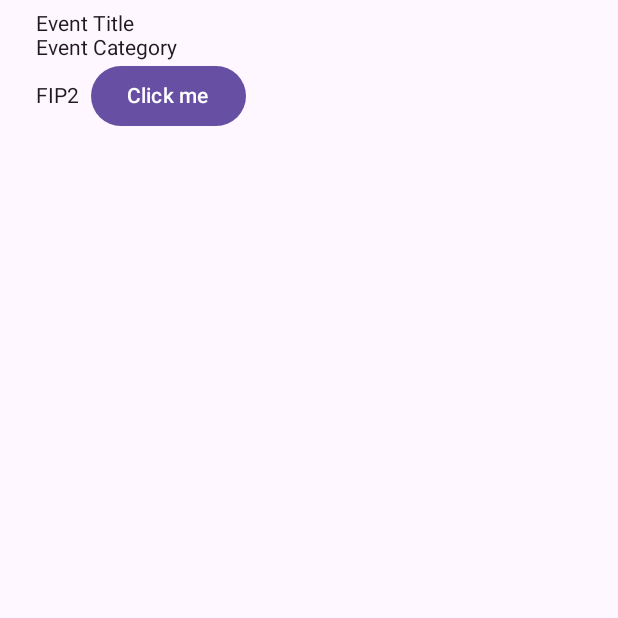
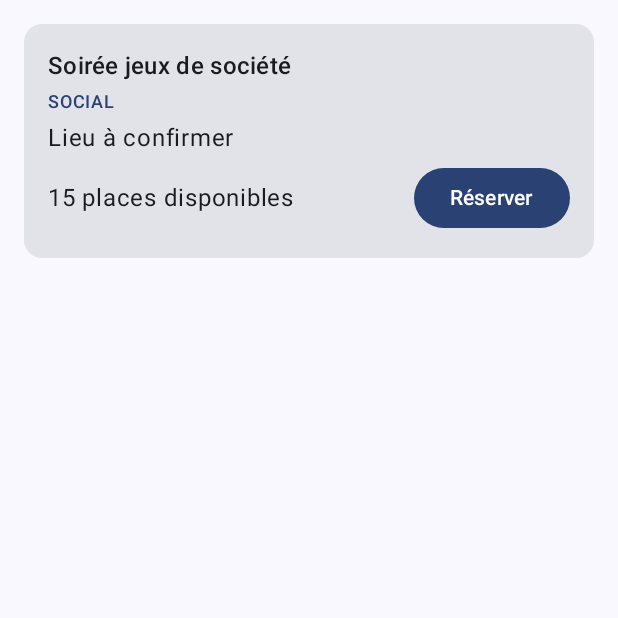
Before and after one commit to meryem071/campus, an Android app built with Jetpack Compose: the screen it shows after launch (MainActivity), on a phone screen of 412 x 824 dp, the top half of it. Run offline under Robolectric (Android 15) with nearby library versions, the phone set to English and light mode, and no system bars; libraries missing offline, so code that uses them is left out: androidx.navigationevent.compose.

Commit message:
data class Event + EventCard

```diff
--- a/app/src/main/java/fr/projetmobilecnam/campus/MainActivity.kt
+++ b/app/src/main/java/fr/projetmobilecnam/campus/MainActivity.kt
@@ -22,7 +22,9 @@ import androidx.compose.ui.Modifier
 import androidx.compose.ui.tooling.preview.Preview
 import androidx.compose.ui.unit.dp
 import androidx.navigationevent.compose.rememberNavigationEventDispatcherOwner
+import fr.projetmobilecnam.campus.model.sampleEvents
 import fr.projetmobilecnam.campus.ui.theme.CampusTheme
+import fr.projetmobilecnam.campus.ui.theme.EventCard
 
 
 private const val TAG = "Campus"
@@ -32,20 +34,23 @@ class MainActivity : ComponentActivity() {
         super.onCreate(savedInstanceState)
         enableEdgeToEdge()
         setContent {
-            Scaffold(modifier = Modifier.fillMaxSize()) { //avec scaffold on a innerPadding qui tient compte de la barre detat avec enableEdgeToEdge() donc pas besoin de statusBarsPadding()
-                    innerPadding ->
-                Column(
-                    modifier = Modifier.padding(innerPadding).padding(start = 24.dp, top = 8.dp)
-                ) {
-                    EventHeader("Event Title", "Event Category", null)
-                    MyFirstRow()
+            CampusTheme {
+                //tout ce qui a en-dessous va passer dans EventListScreen
+                Scaffold(modifier = Modifier.fillMaxSize()) { innerPadding ->
+                    EventCard(
+                        event = sampleEvents[3],
+                        onClick = { Log.d(TAG, "Ouvrir ${sampleEvents[3].id}") },
+                        onBook = { Log.d(TAG, "Réserver ${sampleEvents[3].id}") },
+                        modifier = Modifier.padding(innerPadding).padding(16.dp)
+                    )
                 }
             }
         }
     }
 }
 
-@Composable
+//exo en classe seance precedente
+/*@Composable
 fun EventHeader(title: String, category: String, location: String?, modifier: Modifier = Modifier) {
     Column(modifier = modifier) { //padding, start : espace entre le bord gauche du texte
         Text(title)
@@ -87,4 +92,4 @@ fun MyFirstRowPreview(){
     CampusTheme { //pour utiliser les mêmes couleurs et typo de l'app
         MyFirstRow()
     }
-}
+}*/
--- /dev/null
+++ b/app/src/main/java/fr/projetmobilecnam/campus/model/Event.kt
@@ -0,0 +1,17 @@
+package fr.projetmobilecnam.campus.model
+
+data class Event(
+    val id: Int,
+    val title: String,
+    val category: String,
+    val location: String?,
+    val capacity: Int
+)
+
+val sampleEvents = listOf(
+    Event(1, "Conférence Kotlin", "TECH", "Salle 204", 40),
+    Event(2, "Atelier Compose", "TECH", "Amphi B", 1),
+    Event(3, "Tournoi de football", "SPORT", "Gymnase Nord", 22),
+    Event(4, "Soirée jeux de société", "SOCIAL", null, 15),
+    Event(5, "Forum des entreprises", "CARRIÈRE", "Hall principal", 0)
+)
--- /dev/null
+++ b/app/src/main/java/fr/projetmobilecnam/campus/ui/theme/EventCard.kt
@@ -0,0 +1,92 @@
+package fr.projetmobilecnam.campus.ui.theme
+
+import androidx.compose.foundation.layout.Arrangement
+import androidx.compose.foundation.layout.Column
+import androidx.compose.foundation.layout.Row
+import androidx.compose.foundation.layout.fillMaxWidth
+import androidx.compose.foundation.layout.padding
+import androidx.compose.material3.Button
+import androidx.compose.material3.Card
+import androidx.compose.material3.MaterialTheme
+import androidx.compose.material3.Text
+import androidx.compose.runtime.Composable
+import androidx.compose.ui.Alignment
+import androidx.compose.ui.Modifier
+import androidx.compose.ui.res.pluralStringResource
+import androidx.compose.ui.res.stringResource
+import androidx.compose.ui.text.style.TextOverflow
+import androidx.compose.ui.tooling.preview.Preview
+import androidx.compose.ui.unit.dp
+import fr.projetmobilecnam.campus.R
+import fr.projetmobilecnam.campus.model.Event
+import fr.projetmobilecnam.campus.model.sampleEvents
+import fr.projetmobilecnam.campus.ui.theme.CampusTheme
+
+
+/*contient le composable qui dessine un seul evenement sous forme de carte,
+la liste affichera une EventCard par evenement.*/
+@Composable
+fun EventCard(
+    event: Event,
+    onClick: () -> Unit, //si on clique sur la carte le parent qui va decider
+    onBook: () -> Unit,
+    modifier: Modifier = Modifier //taille et marge decidé par lappelant
+) {
+    val isFull = event.capacity == 0
+
+    Card(onClick = onClick, modifier = modifier.fillMaxWidth()) {
+        Column(
+            modifier = Modifier.padding(16.dp),
+            verticalArrangement = Arrangement.spacedBy(4.dp)
+        ) {
+            Text( //le titre
+                text = event.title,
+                style = MaterialTheme.typography.titleMedium,
+                maxLines = 1,
+                overflow = TextOverflow.Ellipsis
+            )
+            Text( //la categorie
+                text = event.category,
+                style = MaterialTheme.typography.labelMedium,
+                color = MaterialTheme.colorScheme.primary
+            )
+            //le lieu
+            Text(event.location ?: stringResource(R.string.location_tbd))
+
+            Row(
+                modifier = Modifier.fillMaxWidth(),
+                horizontalArrangement = Arrangement.SpaceBetween,
+                verticalAlignment = Alignment.CenterVertically
+            ) {
+                Text( //nb de place avec complet si la capactie dispo est 0
+                    text = if (isFull) stringResource(R.string.event_full)
+                    else pluralStringResource(R.plurals.available_seats, event.capacity, event.capacity),
+                    modifier = Modifier.weight(1f)
+                )
+                Button(onClick = onBook, enabled = !isFull) {
+                    Text(stringResource(R.string.book))
+                }
+            }
+        }
+    }
+}
+
+@Preview(showBackground = true)
+@Composable
+private fun EventCardFullPreview() {
+    CampusTheme {
+        EventCard(sampleEvents.first { it.capacity == 0 }, onClick = {}, onBook = {})
+    }
+}
+
+@Preview(showBackground = true)
+@Composable
+private fun EventCardNoLocationPreview() {
+    CampusTheme {
+        EventCard(sampleEvents.first { it.location == null }, onClick = {}, onBook = {})
+    }
+}
+
+/*leventCard ne decide pas de ce qui se passe au clic
+* il le signale à son parent via onClick et onBook
+* et c'est EventListScreen qui va ecrire les Log.d */
--- a/app/src/main/res/values/strings.xml
+++ b/app/src/main/res/values/strings.xml
@@ -1,3 +1,12 @@
 <resources>
     <string name="app_name">Campus</string>
+    <string name="location_tbd">Lieu à confirmer</string>
+    <string name="event_full">Complet</string>
+    <string name="book">Réserver</string>
+
+    <plurals name="available_seats">
+        <item quantity="one">%d place disponible</item>
+        <item quantity="other">%d places disponibles</item>
+    </plurals>
+
 </resources>
```
